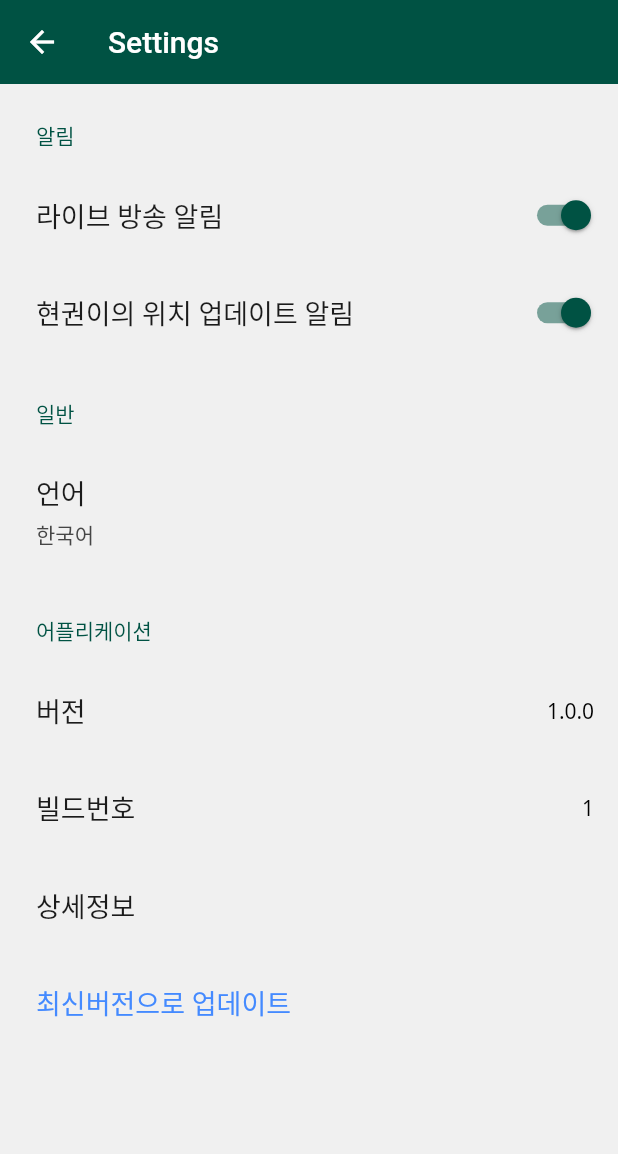
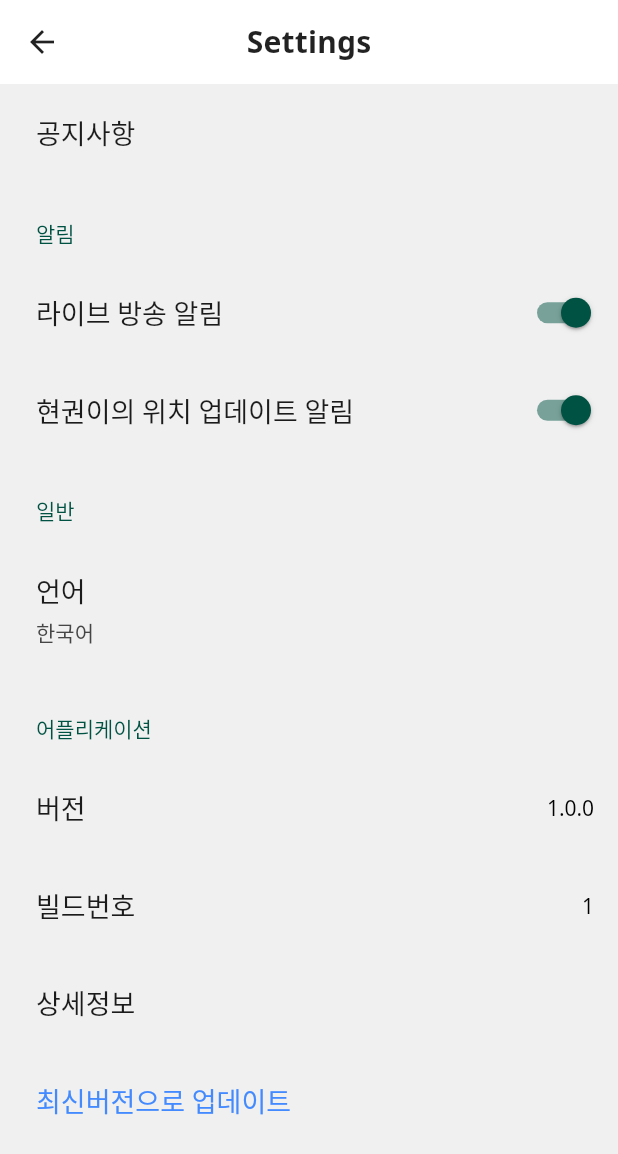
Before and after one commit to HKCHO/chohyunkwon, a Flutter app: the screen it shows after launch, item 4 of the bottom bar chosen, after a tap on the "settings" icon, on a phone screen of 412 x 824 dp. Shown: the top 1154 px of the screen. Run offline on Flutter 3.47's test engine with Material 2 defaults, Android fonts, the phone set to English and light mode, and no system bars; drawn by our look-alikes of settings_ui; our stand-ins replace google_fonts, package_info_plus, syncfusion_flutter_calendar; generated files the repository leaves out were written again; network calls fail.

Commit message:
AppBar 글로벌 테마 수정

```diff
--- a/lib/configurations/app_theme.dart
+++ b/lib/configurations/app_theme.dart
@@ -1,5 +1,7 @@
 // 어플리케이션 테마 설정
 // 참고: https://api.flutter.dev/flutter/material/ThemeData-class.html
+
+import 'dart:ui';
 
 import 'package:chohyunkwon/constants/app_colors.dart';
 import 'package:flutter/material.dart';
@@ -13,8 +15,15 @@ class AppTheme {
 
     return base.copyWith(
       appBarTheme: AppBarTheme(
-        systemOverlayStyle: SystemUiOverlayStyle.light,  // primaryColor가 어두운 계열 색상이라 statusbar brightness도 dark로 세팅
+        centerTitle: true,
+        systemOverlayStyle: SystemUiOverlayStyle(
+          statusBarIconBrightness: Brightness.dark,
+          statusBarBrightness: Brightness.light,
+        ),  // primaryColor가 어두운 계열 색상이라 statusbar brightness도 dark로 세팅
         shadowColor: Colors.transparent,
+        // centerTitle: false,
+        foregroundColor: Colors.black87,
+        backgroundColor: Colors.transparent,
       ),
       bottomNavigationBarTheme: _buildLightBottomNavigationBarTheme(),
       // 색상 스키마
@@ -46,6 +55,30 @@ class AppTheme {
   // 기본 텍스트 테마 참고: https://api.flutter.dev/flutter/material/TextTheme-class.html
   static TextTheme _buildLightTextTheme(TextTheme base) {
     return base.copyWith(
+      headline1: GoogleFonts.notoSans(
+        fontWeight: FontWeight.w200,
+        fontSize: 96,
+        letterSpacing: -1.5,
+        color: AppColors.textDefault,
+      ),
+      headline6: GoogleFonts.notoSans(
+        fontWeight: FontWeight.bold,
+        fontSize: 20,
+        letterSpacing: 0.15,
+        color: AppColors.textDefault,
+      ),
+      subtitle1: GoogleFonts.notoSans(
+        fontWeight: FontWeight.normal,
+        fontSize: 16,
+        letterSpacing: 0.15,
+        color: AppColors.textDefault,
+      ),
+      subtitle2: GoogleFonts.notoSans(
+        fontWeight: FontWeight.bold,
+        fontSize: 14,
+        letterSpacing: 0.1,
+        color: AppColors.textDefault,
+      ),
       bodyText1: GoogleFonts.notoSans(
         fontWeight: FontWeight.normal,
         fontSize: 18,
--- /dev/null
+++ b/lib/constants/app_constants.dart
@@ -0,0 +1 @@
+const defalutContainerPadding = 20.0;
--- a/lib/screens/home/home_screen.dart
+++ b/lib/screens/home/home_screen.dart
@@ -1,4 +1,7 @@
+import 'package:chohyunkwon/constants/app_colors.dart';
 import 'package:flutter/material.dart';
+
+import 'package:chohyunkwon/constants/app_constants.dart';
 
 class HomeScreen extends StatefulWidget {
   HomeScreen({Key? key}) : super(key: key);
@@ -8,15 +11,50 @@ class HomeScreen extends StatefulWidget {
 }
 
 class _HomeScreenState extends State<HomeScreen> {
+
   @override
   Widget build(BuildContext context) {
-    return Scaffold(
-      body: SafeArea(
-        child: Container(
-          child: Center(
-              child: Text('홈 스크린'))
-        )
-      ),
+    ThemeData themeData = Theme.of(context);
+    return SafeArea(
+      child: Column(
+        children: [
+          Container(
+            padding: EdgeInsets.all(defalutContainerPadding),
+            child: Row(
+              children: [
+                Text('오늘의 일정', style: themeData.textTheme.headline6,),
+              ],
+            ),
+          ),
+
+          // Container(
+          //   padding: EdgeInsets.all(defalutContainerPadding),
+          //   child: Row(
+          //     children: [
+          //       Text('여기 있습니다', style: themeData.textTheme.headline6,),
+          //     ],
+          //   ),
+          // ),
+
+          Container(
+            padding: EdgeInsets.all(defalutContainerPadding),
+            child: Row(
+              children: [
+                Text('소식', style: themeData.textTheme.headline6,),
+              ],
+            ),
+          ),
+
+          Container(
+            padding: EdgeInsets.all(defalutContainerPadding),
+            child: Row(
+              children: [
+                Text('재롱잔치 😎', style: themeData.textTheme.headline6,),
+              ],
+            ),
+          ),
+        ],
+      )
     );
   }
 }
--- a/lib/screens/more/more_screen.dart
+++ b/lib/screens/more/more_screen.dart
@@ -12,14 +12,6 @@ class MoreScreen extends StatefulWidget {
 }
 
 class _MoreScreenState extends State<MoreScreen> {
-
-  @override
-  void dispose() {
-    super.dispose();
-
-    SystemChrome.setSystemUIOverlayStyle(
-        AppTheme.buildLightSystemUiOverlayStyle());
-  }
 
   @override
   Widget build(BuildContext context) {
@@ -37,14 +29,8 @@ class _MoreScreenState extends State<MoreScreen> {
   // 더보기 화면 앱바
   PreferredSizeWidget _buildAppBar(BuildContext context) {
     return AppBar(
+      title: Text('더보기'),
       centerTitle: false,
-      title: Text('더보기'),
-      shadowColor: Colors.transparent,
-      systemOverlayStyle: SystemUiOverlayStyle(
-        statusBarColor: AppColors.brand,
-        statusBarIconBrightness: Brightness.light,
-        statusBarBrightness: Brightness.dark,
-      ),
       actions: [
         _settingsButton(context)
       ],
--- a/lib/screens/settings/settings_screen.dart
+++ b/lib/screens/settings/settings_screen.dart
@@ -1,5 +1,4 @@
 import 'package:flutter/material.dart';
-import 'package:flutter/services.dart';
 
 import 'package:settings_ui/settings_ui.dart';
 import 'package:package_info_plus/package_info_plus.dart';
@@ -36,8 +35,23 @@ class _SettingsScreenState extends State<SettingsScreen> {
       appBar: _buildAppBar(context),
       body: SafeArea(
         child: SettingsList(
+          shrinkWrap: false,
+          platform: DevicePlatform.iOS,
+          // applicationType: ApplicationType.cupertino,
           lightTheme: _buildSettingsLightTheme(context),
           sections: [
+            SettingsSection(
+              tiles: [
+                SettingsTile.navigation(
+                  // leading: Icon(Icons.notifications_none_sharp),
+                  title: Text('공지사항'),
+                  trailing: Text(''),
+                  onPressed: (context) {
+                    print('TODO 공지사항 스크린으로 이동');
+                  },
+                ),
+              ],
+            ),
             SettingsSection(
               title: Text('알림'),
               tiles: <SettingsTile>[
@@ -111,13 +125,8 @@ class _SettingsScreenState extends State<SettingsScreen> {
   // 더보기 화면 앱바
   PreferredSizeWidget _buildAppBar(BuildContext context) {
     return AppBar(
-      centerTitle: false,
+      // title: Text(AppLocalizations.of(context)!.settings),
       title: Text(AppLocalizations.of(context)!.settings),
-      systemOverlayStyle: SystemUiOverlayStyle(
-        statusBarColor: AppColors.brand,
-        statusBarIconBrightness: Brightness.light,
-        statusBarBrightness: Brightness.dark,
-      ),
     );
   }
 
--- /dev/null
+++ b/lib/widgets/global_component/app_bar.dart
@@ -0,0 +1,6 @@
+
+import 'package:flutter/material.dart';
+
+class CustomAppBar extends AppBar {
+
+}
```
